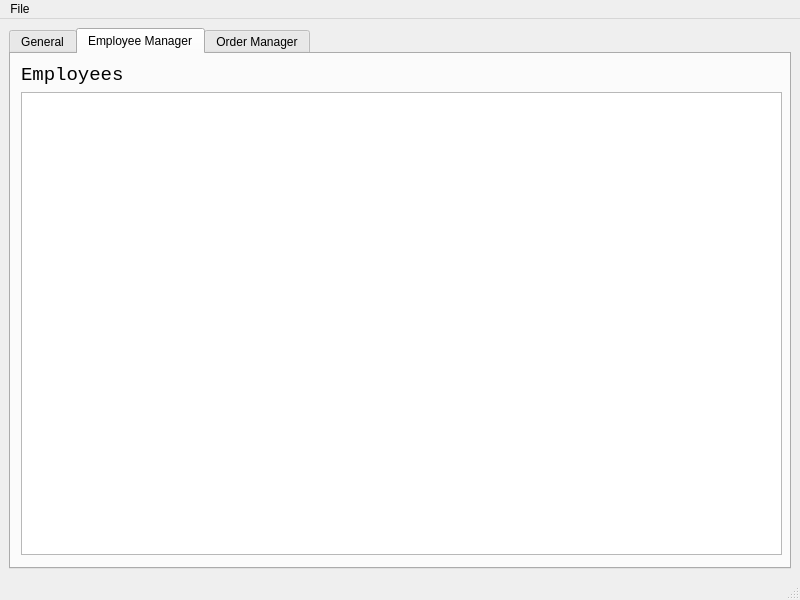
This is src/ui/mainwindow.ui in justinmuskopf/taco_tuesday as Qt 5 draws it before an edit. The edited form follows.
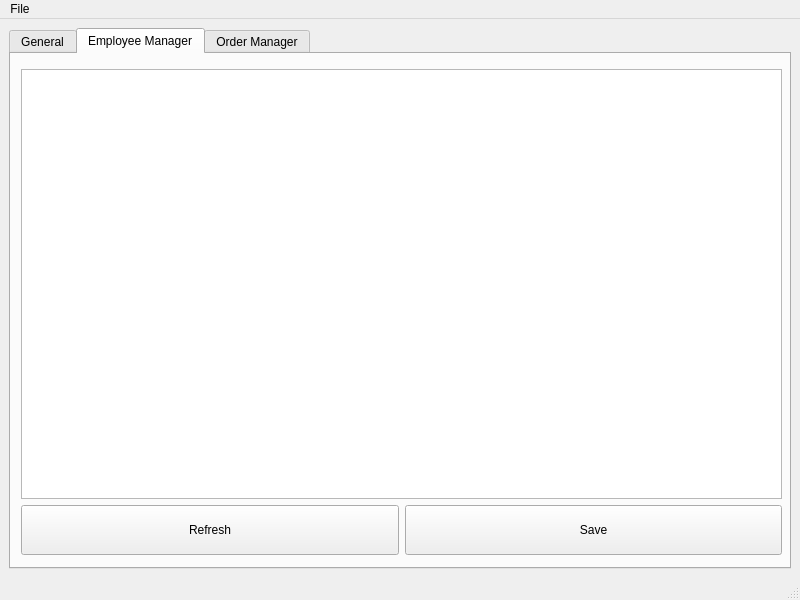
This is the edited form. Custom widgets are drawn as their Qt base class.

Commit message: Largely implement employee table

What changed in the file:
```diff
--- a/src/ui/mainwindow.ui
+++ b/src/ui/mainwindow.ui
@@ -54,20 +54,94 @@
         </property>
         <layout class="QVBoxLayout" name="employeeTabLayout">
          <item>
-          <widget class="QLabel" name="label">
-           <property name="font">
-            <font>
-             <family>Consolas</family>
-             <pointsize>14</pointsize>
-            </font>
+          <spacer name="verticalSpacer">
+           <property name="orientation">
+            <enum>Qt::Vertical</enum>
            </property>
-           <property name="text">
-            <string>Employees</string>
+           <property name="sizeType">
+            <enum>QSizePolicy::Minimum</enum>
            </property>
+           <property name="sizeHint" stdset="0">
+            <size>
+             <width>20</width>
+             <height>5</height>
+            </size>
+           </property>
+          </spacer>
+         </item>
+         <item>
+          <widget class="EmployeeTable" name="employeeTable">
+           <property name="sizePolicy">
+            <sizepolicy hsizetype="Preferred" vsizetype="Preferred">
+             <horstretch>0</horstretch>
+             <verstretch>0</verstretch>
+            </sizepolicy>
+           </property>
+           <property name="rowCount">
+            <number>0</number>
+           </property>
+           <property name="columnCount">
+            <number>4</number>
+           </property>
+           <attribute name="horizontalHeaderVisible">
+            <bool>false</bool>
+           </attribute>
+           <attribute name="horizontalHeaderCascadingSectionResizes">
+            <bool>false</bool>
+           </attribute>
+           <attribute name="horizontalHeaderStretchLastSection">
+            <bool>false</bool>
+           </attribute>
+           <attribute name="verticalHeaderVisible">
+            <bool>false</bool>
+           </attribute>
+           <column/>
+           <column/>
+           <column/>
+           <column/>
           </widget>
          </item>
          <item>
-          <widget class="QTableWidget" name="employeeList"/>
+          <layout class="QHBoxLayout" name="employeeButtonLayout">
+           <item>
+            <widget class="QPushButton" name="employeeRefreshButton">
+             <property name="sizePolicy">
+              <sizepolicy hsizetype="MinimumExpanding" vsizetype="MinimumExpanding">
+               <horstretch>0</horstretch>
+               <verstretch>1</verstretch>
+              </sizepolicy>
+             </property>
+             <property name="maximumSize">
+              <size>
+               <width>16777215</width>
+               <height>50</height>
+              </size>
+             </property>
+             <property name="text">
+              <string>Refresh</string>
+             </property>
+            </widget>
+           </item>
+           <item>
+            <widget class="QPushButton" name="employeeSaveButton">
+             <property name="sizePolicy">
+              <sizepolicy hsizetype="MinimumExpanding" vsizetype="MinimumExpanding">
+               <horstretch>0</horstretch>
+               <verstretch>0</verstretch>
+              </sizepolicy>
+             </property>
+             <property name="maximumSize">
+              <size>
+               <width>16777215</width>
+               <height>50</height>
+              </size>
+             </property>
+             <property name="text">
+              <string>Save</string>
+             </property>
+            </widget>
+           </item>
+          </layout>
          </item>
         </layout>
        </widget>
@@ -116,6 +190,13 @@
    </property>
   </action>
  </widget>
+ <customwidgets>
+  <customwidget>
+   <class>EmployeeTable</class>
+   <extends>QTableWidget</extends>
+   <header location="global">src/employeetable.h</header>
+  </customwidget>
+ </customwidgets>
  <resources/>
  <connections/>
 </ui>
```
The commit also changes 29 other files.
